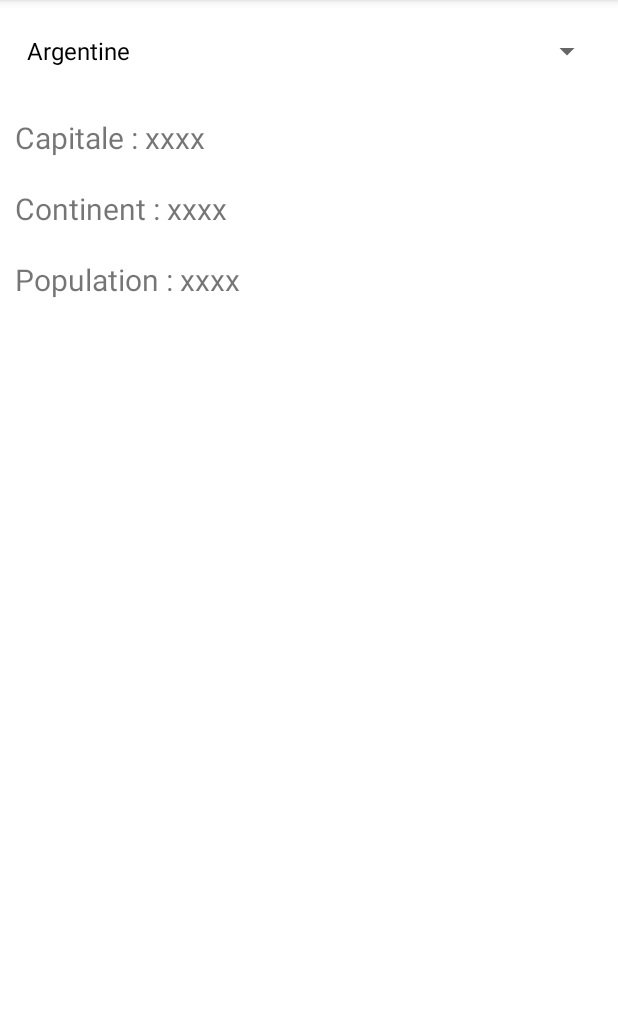
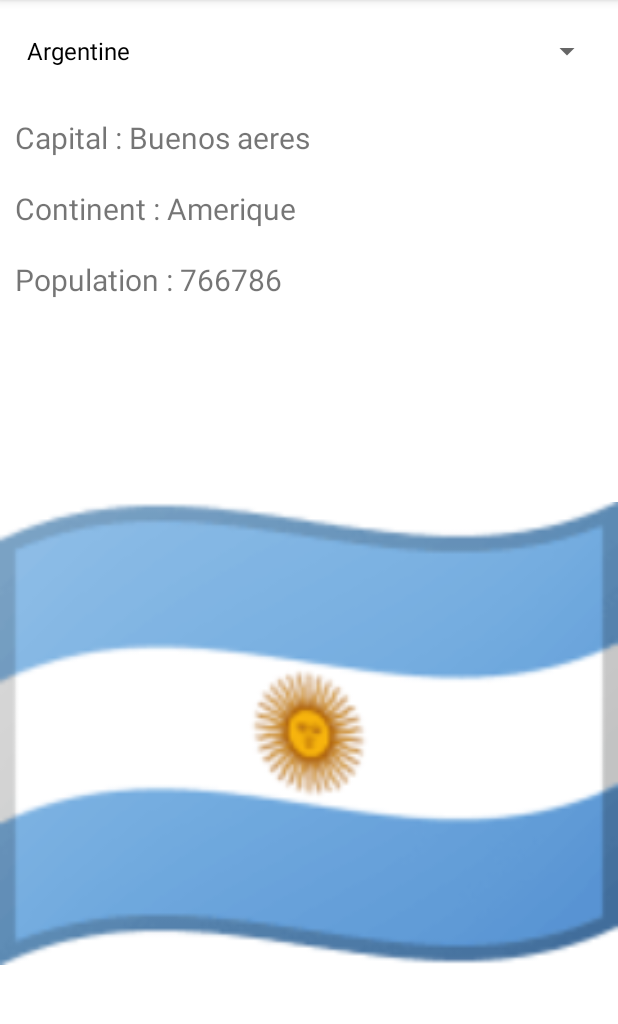
Before and after one commit to lamnaourm/CorrectionExercicesList, an Android app: the screen it shows after launch (MainActivity), on a phone screen of 412 x 824 dp, the part 84-1108 px from its top. Run offline under Robolectric (Android 15) with nearby library versions, the phone set to English and light mode, and no system bars.

```diff
--- a/app/src/main/java/com/example/correctionexerciceslist/MainActivity.java
+++ b/app/src/main/java/com/example/correctionexerciceslist/MainActivity.java
@@ -3,6 +3,8 @@ package com.example.correctionexerciceslist;
 import androidx.appcompat.app.AppCompatActivity;
 
 import android.os.Bundle;
+import android.view.View;
+import android.widget.AdapterView;
 import android.widget.ArrayAdapter;
 import android.widget.ImageView;
 import android.widget.Spinner;
@@ -41,5 +43,24 @@ public class MainActivity extends AppCompatActivity {
         ArrayAdapter<String> ad = new ArrayAdapter<>(this, android.R.layout.simple_spinner_dropdown_item,nomspays);
         sp.setAdapter(ad);
 
+        sp.setOnItemSelectedListener(new AdapterView.OnItemSelectedListener() {
+            @Override
+            public void onItemSelected(AdapterView<?> adapterView, View view, int pos, long l) {
+
+                Pays p = list_pays.get(pos);
+
+                im.setImageResource(p.getImage());
+                t1.setText("Capital : " + p.getCapital());
+                t2.setText("Continent : " + p.getContinent());
+                t3.setText("Population : " + p.getPopulation());
+
+            }
+
+            @Override
+            public void onNothingSelected(AdapterView<?> adapterView) {
+
+            }
+        });
+
     }
 }
```
